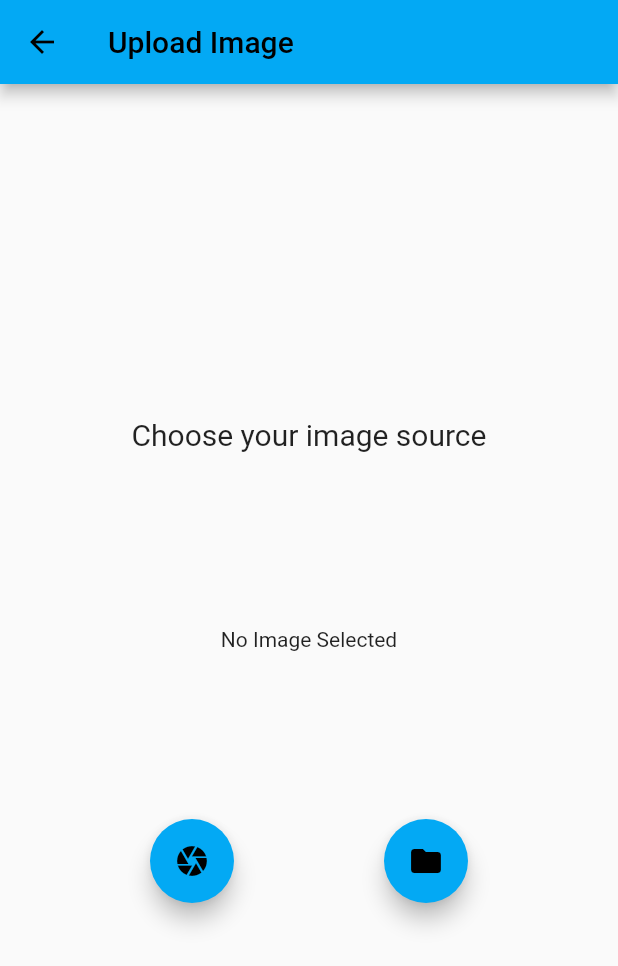
After one commit to 0thElement/olaz, a Flutter app: the UploadImage screen opened directly, after a tap on the "folder" icon, on a phone screen of 412 x 824 dp. The commit adds this screen. Shown: the top 966 px of the screen. Run offline on Flutter 3.47's test engine with Material 2 defaults, Android fonts, the phone set to English and light mode, and no system bars; our stand-ins replace bottom_navy_bar, cloud_firestore, firebase_auth, firebase_core, get, google_sign_in and 3 more; missing offline and left inert: flutter_facebook_auth; accounts and stored records are empty; network calls fail.

Commit message:
Select images

```diff
--- /dev/null
+++ b/lib/screens/common/image_picker.dart
@@ -0,0 +1,110 @@
+import 'package:flutter/material.dart';
+import 'package:image_picker/image_picker.dart';
+// import 'package:http/http.dart' as http;
+
+class UploadImage extends StatefulWidget {
+  const UploadImage({ Key? key }) : super(key: key);
+
+  @override
+  State<UploadImage> createState() => _UploadImageState();
+}
+
+class _UploadImageState extends State<UploadImage> {
+  XFile? _image;
+  List <XFile>? imageList = [];
+  int type = 1;
+
+  Future getImageFromGallery() async {
+    final images = await ImagePicker().pickMultiImage();
+
+    setState(() {
+      if (images != null) {
+        imageList!.addAll(images);
+        type = 1;
+      } else {
+        print("No Image Selected");
+      }
+    });
+  }
+
+  Future getImageFromCamera() async {
+    final image = await ImagePicker().pickImage(source: ImageSource.camera);
+
+    setState(() {
+      if (image != null) {
+        _image = XFile(image.path);
+        type = 2;
+      } else {
+        print("No Image Selected");
+      }
+    });
+  }
+
+  @override
+  Widget build(BuildContext context) {
+    return Scaffold(
+      appBar: AppBar(
+        title: const Text('Upload Image'),
+      ),
+
+      body: Column(
+        mainAxisAlignment: MainAxisAlignment.center,
+        children: [
+          const Center(
+            child: Text(
+              'Choose your image source',
+              style: TextStyle(fontSize: 20),
+            ),
+          ),
+
+          const SizedBox(
+            height: 5,
+          ),
+
+          Padding(
+            padding: const EdgeInsets.all(20),
+
+            child: SizedBox(
+              width: MediaQuery.of(context).size.width,
+              height: 200.0,
+              child: Center(
+                child: _image == null ? const Text("No Image Selected") :
+                (type == 2 ? Image.network(_image!.path) :
+                Expanded(
+                 child: Padding(
+                  padding: const EdgeInsets.all(8.0),
+                  child: GridView.builder(
+                    itemCount: imageList!.length,
+                    gridDelegate: const SliverGridDelegateWithFixedCrossAxisCount(crossAxisCount: 3),
+                    itemBuilder: (BuildContext context, int index) {
+                      return Image.network(imageList![index].path, fit: BoxFit.cover);
+                    },
+                  ),
+                 ),
+                )),
+                // child: _image == null ? const Text("No Image Selected") : Image.file(File(_image!.path)),
+              ),
+            ),
+          ),
+
+          Row(
+            mainAxisAlignment: MainAxisAlignment.spaceEvenly,
+            children: [
+              FloatingActionButton(
+                onPressed: getImageFromCamera,
+                tooltip: 'Choose Image From Camera',
+                child: const Icon(Icons.camera),
+              ),
+
+              FloatingActionButton(
+                onPressed: getImageFromGallery,
+                tooltip: 'Choose Image From Galerry',
+                child: const Icon(Icons.folder),
+              ),
+            ],
+          )
+        ],
+      ),
+    );
+  }
+}
--- a/lib/screens/homepage.dart
+++ b/lib/screens/homepage.dart
@@ -4,6 +4,7 @@ import 'package:flutter/material.dart';
 import 'package:get/get.dart';
 import 'package:olaz/models/user.dart' as olaz;
 import 'package:olaz/screens/chat/contact_list.dart';
+import 'package:olaz/screens/common/image_picker.dart';
 import 'package:olaz/screens/social/wall.dart';
 import 'package:olaz/screens/profile/edit_profile.dart';
 
@@ -12,6 +13,7 @@ class HomePageController extends GetxController {
     const ContactScreen(),
     SocialWallScreen(),
     const EditProfileScreen(),
+    const UploadImage(),
   ];
   RxInt screenIndex = 0.obs;
   olaz.UserCrud userCrud = Get.find();
@@ -67,6 +69,11 @@ class HomePage extends GetView<HomePageController> {
                     controller.screenIndex.value == 2
                         ? Icons.account_circle
                         : Icons.account_circle_outlined),
+                createItem(
+                    'Upload Image',
+                    controller.screenIndex.value == 3
+                        ? Icons.image
+                        : Icons.image_outlined),
               ]),
         ));
   }
--- a/pubspec.yaml
+++ b/pubspec.yaml
@@ -44,6 +44,10 @@ dependencies:
   google_sign_in: '^5.3.1'
   logging: ^1.0.2
   flutter_facebook_auth: '^3.5.0'
+  file_picker: ^4.5.1
+  image_picker: ^0.8.5+3
+  cross_file: ^0.3.3
+  photo_view: ^0.13.0
 
 dev_dependencies:
   flutter_test:
```
Also changed, not shown: lib/screens/common/file_picker.dart (added, +17 -0 lines), lib/screens/common/full_photo.dart (added, +26 -0 lines), pubspec.lock.
